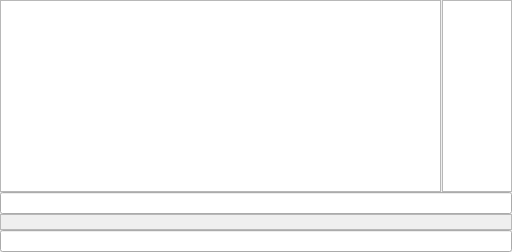
The window that examples/desktop/src/messageview.ui (communi/communi-desktop) describes before a commit, drawn with Qt 5.
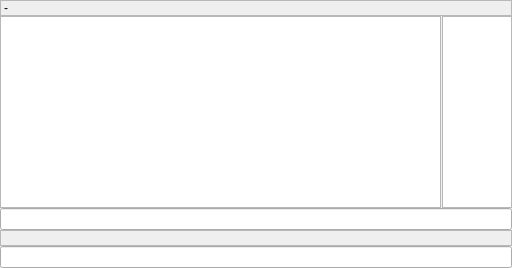
The same window after the commit. Custom widgets are drawn as their Qt base class.

Commit message: MessageView: add topic label

```diff
--- a/examples/desktop/src/messageview.ui
+++ b/examples/desktop/src/messageview.ui
@@ -9,8 +9,42 @@
    <property name="margin">
     <number>0</number>
    </property>
+   <item>
+    <widget class="QLabel" name="topicLabel">
+     <property name="sizePolicy">
+      <sizepolicy hsizetype="Preferred" vsizetype="Maximum">
+       <horstretch>0</horstretch>
+       <verstretch>0</verstretch>
+      </sizepolicy>
+     </property>
+     <property name="autoFillBackground">
+      <bool>true</bool>
+     </property>
+     <property name="frameShape">
+      <enum>QFrame::StyledPanel</enum>
+     </property>
+     <property name="frameShadow">
+      <enum>QFrame::Raised</enum>
+     </property>
+     <property name="text">
+      <string>-</string>
+     </property>
+     <property name="wordWrap">
+      <bool>true</bool>
+     </property>
+     <property name="openExternalLinks">
+      <bool>true</bool>
+     </property>
+    </widget>
+   </item>
    <item>
     <widget class="QSplitter" name="splitter">
+     <property name="sizePolicy">
+      <sizepolicy hsizetype="Expanding" vsizetype="Expanding">
+       <horstretch>0</horstretch>
+       <verstretch>0</verstretch>
+      </sizepolicy>
+     </property>
      <property name="orientation">
       <enum>Qt::Horizontal</enum>
      </property>
```
The commit also changes 2 other files.
